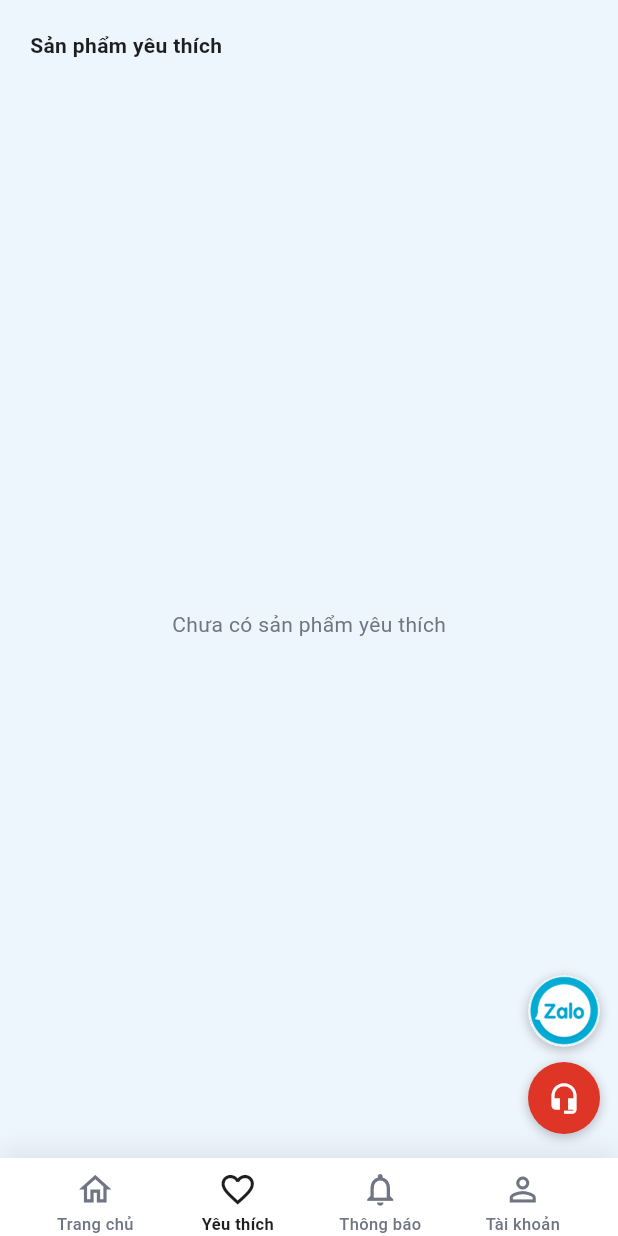
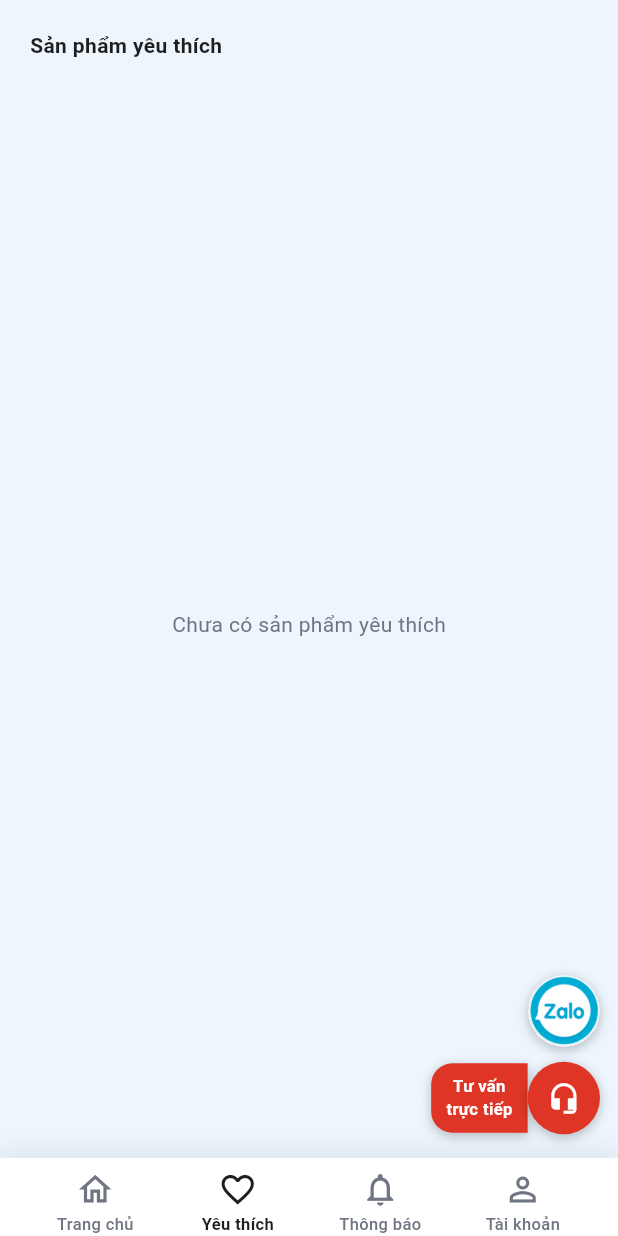
Before and after one commit to chauthaisonloventdieu1179-create/sgwatch-app, a Flutter app: the screen it shows after launch, after a tap on the "menu" icon, after a tap on the "shopping cart" icon, after a tap on "Yêu thích", on a phone screen of 412 x 824 dp. Run offline on Flutter 3.47's test engine with Material 3 defaults, Android fonts, the phone set to English and light mode, and no system bars; our stand-ins replace cached_network_image, dio, firebase_core, firebase_messaging, flutter_local_notifications, image_picker and 4 more; missing offline and left inert: flutter_stripe, pusher_channels_flutter; accounts and stored records are empty; network calls fail.

Commit message:
tu van truc tiep

```diff
--- a/lib/core/widgets/floating_social_buttons.dart
+++ b/lib/core/widgets/floating_social_buttons.dart
@@ -3,8 +3,35 @@ import 'package:sgwatch_app/core/services/chat_unread_service.dart';
 import 'package:sgwatch_app/core/theme/app_colors.dart';
 import 'package:sgwatch_app/features/chat/presentation/chat_screen.dart';
 
-class FloatingSocialButtons extends StatelessWidget {
+class FloatingSocialButtons extends StatefulWidget {
   const FloatingSocialButtons({super.key});
+
+  @override
+  State<FloatingSocialButtons> createState() => _FloatingSocialButtonsState();
+}
+
+class _FloatingSocialButtonsState extends State<FloatingSocialButtons>
+    with SingleTickerProviderStateMixin {
+  late AnimationController _controller;
+  late Animation<double> _scaleAnimation;
+
+  @override
+  void initState() {
+    super.initState();
+    _controller = AnimationController(
+      vsync: this,
+      duration: const Duration(milliseconds: 800),
+    )..repeat(reverse: true);
+    _scaleAnimation = Tween<double>(begin: 1.0, end: 1.1).animate(
+      CurvedAnimation(parent: _controller, curve: Curves.easeInOut),
+    );
+  }
+
+  @override
+  void dispose() {
+    _controller.dispose();
+    super.dispose();
+  }
 
   void _showZaloQr(BuildContext context) {
     showDialog(
@@ -103,6 +130,7 @@ class FloatingSocialButtons extends StatelessWidget {
       bottom: 16,
       child: Column(
         mainAxisSize: MainAxisSize.min,
+        crossAxisAlignment: CrossAxisAlignment.end,
         children: [
           // Zalo
           _buildImageButton(
@@ -110,13 +138,51 @@ class FloatingSocialButtons extends StatelessWidget {
             assetPath: 'assets/logo/zalo-logo.png',
           ),
           const SizedBox(height: 10),
-          // Chat CSKH
-          GestureDetector(
+          // Chat CSKH với animation nhấp nháy
+          ScaleTransition(
+            scale: _scaleAnimation,
+            alignment: Alignment.centerRight,
+            child: GestureDetector(
               onTap: () => _openChat(context),
               child: ValueListenableBuilder<int>(
                 valueListenable: ChatUnreadService.instance.unreadCount,
                 builder: (_, unread, __) {
-                return Stack(
+                  return Row(
+                    mainAxisSize: MainAxisSize.min,
+                    children: [
+                      // Label "Tư vấn trực tiếp"
+                      Container(
+                        padding: const EdgeInsets.symmetric(
+                          horizontal: 10,
+                          vertical: 8,
+                        ),
+                        decoration: BoxDecoration(
+                          color: AppColors.primary,
+                          borderRadius: const BorderRadius.only(
+                            topLeft: Radius.circular(14),
+                            bottomLeft: Radius.circular(14),
+                          ),
+                          boxShadow: const [
+                            BoxShadow(
+                              color: Color(0x40000000),
+                              blurRadius: 6,
+                              offset: Offset(0, 2),
+                            ),
+                          ],
+                        ),
+                        child: const Text(
+                          'Tư vấn\ntrực tiếp',
+                          textAlign: TextAlign.center,
+                          style: TextStyle(
+                            color: AppColors.white,
+                            fontSize: 11,
+                            fontWeight: FontWeight.bold,
+                            height: 1.4,
+                          ),
+                        ),
+                      ),
+                      // FAB icon button
+                      Stack(
                         clipBehavior: Clip.none,
                         children: [
                           Container(
@@ -134,7 +200,11 @@ class FloatingSocialButtons extends StatelessWidget {
                               ],
                             ),
                             child: const Center(
-                        child: Icon(Icons.headset_mic, size: 22, color: AppColors.white),
+                              child: Icon(
+                                Icons.headset_mic,
+                                size: 22,
+                                color: AppColors.white,
+                              ),
                             ),
                           ),
                           if (unread > 0)
@@ -142,12 +212,18 @@ class FloatingSocialButtons extends StatelessWidget {
                               top: -4,
                               right: -4,
                               child: Container(
-                          padding: const EdgeInsets.symmetric(horizontal: 5, vertical: 2),
+                                padding: const EdgeInsets.symmetric(
+                                  horizontal: 5,
+                                  vertical: 2,
+                                ),
                                 decoration: BoxDecoration(
                                   color: Colors.red,
                                   borderRadius: BorderRadius.circular(10),
                                 ),
-                          constraints: const BoxConstraints(minWidth: 18, minHeight: 18),
+                                constraints: const BoxConstraints(
+                                  minWidth: 18,
+                                  minHeight: 18,
+                                ),
                                 child: Center(
                                   child: Text(
                                     unread > 99 ? '99+' : '$unread',
@@ -161,8 +237,11 @@ class FloatingSocialButtons extends StatelessWidget {
                               ),
                             ),
                         ],
+                      ),
+                    ],
                   );
                 },
+              ),
             ),
           ),
         ],
--- a/lib/features/chat/presentation/chat_screen.dart
+++ b/lib/features/chat/presentation/chat_screen.dart
@@ -92,7 +92,7 @@ class _ChatScreenState extends State<ChatScreen> {
           onPressed: () => Navigator.pop(context),
         ),
         title: const Text(
-          'Chăm sóc khách hàng',
+          'Tư vấn trực tiếp',
           style: TextStyle(
             color: AppColors.black,
             fontSize: 16,
```
Lines whose indentation alone changed are shown as unchanged.
